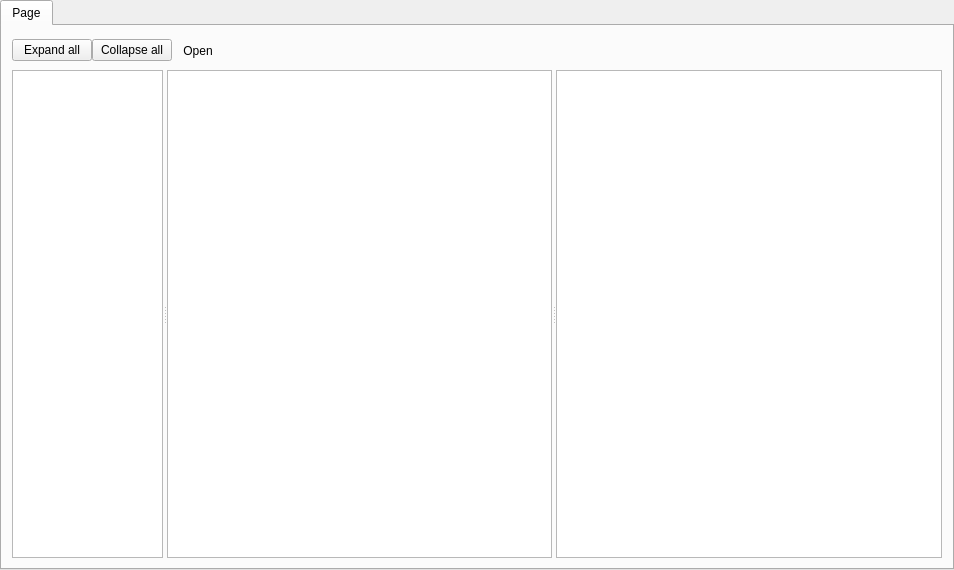
This is tabwidget.ui in deadreact/gbp-parser as Qt 5 draws it before an edit. The edited form follows.
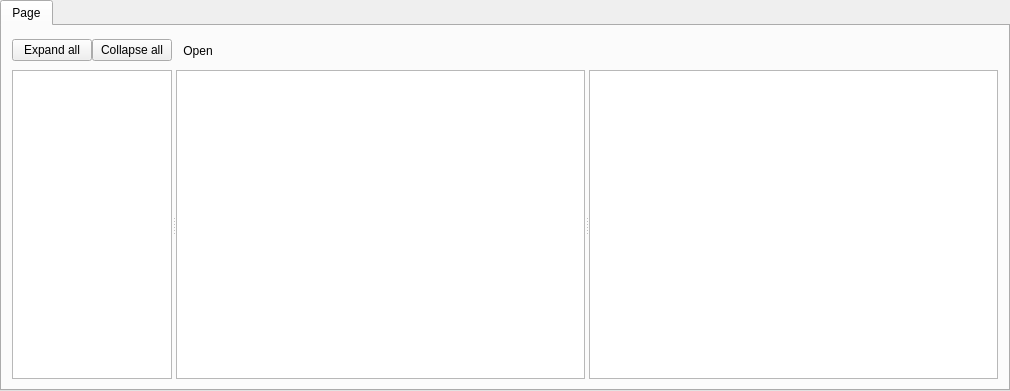
This is the edited form. Icons and pictures are not drawn. Custom widgets are drawn as their Qt base class.

```diff
--- a/tabwidget.ui
+++ b/tabwidget.ui
@@ -6,8 +6,8 @@
    <rect>
     <x>0</x>
     <y>0</y>
-    <width>954</width>
-    <height>570</height>
+    <width>1010</width>
+    <height>391</height>
    </rect>
   </property>
   <property name="windowTitle">
```
